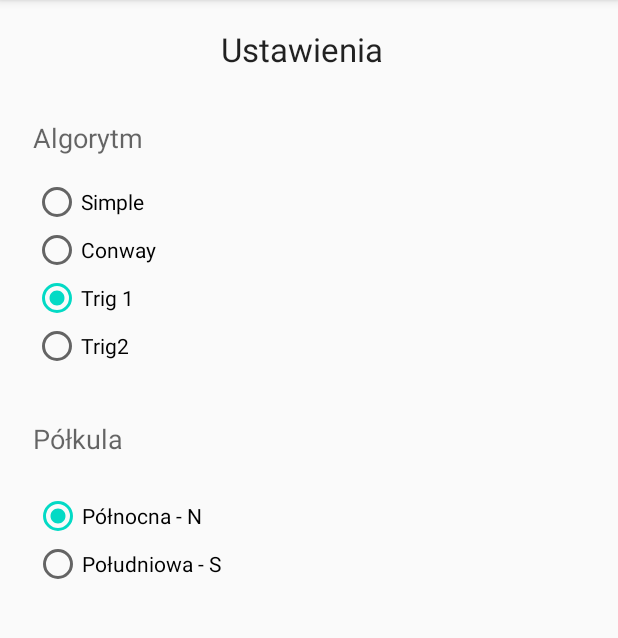
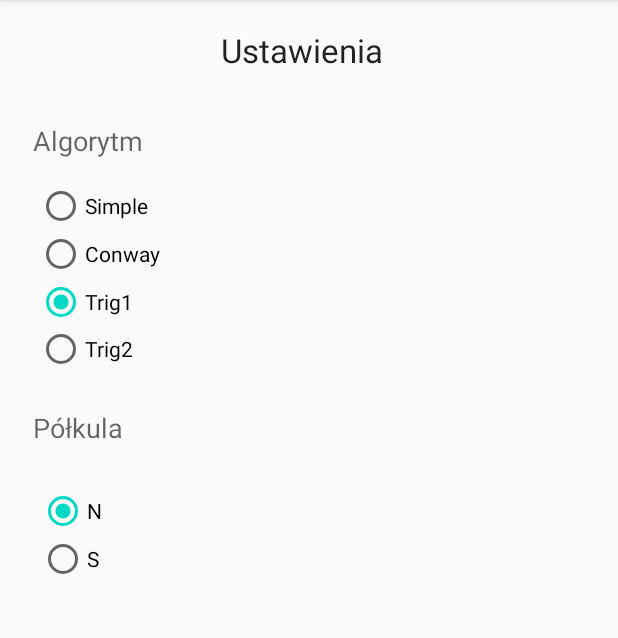
Before and after one commit to marcel-lipczynski/MoonPhasesCalculator, an Android app: the Settings screen opened directly, with no data from a screen before it, on a phone screen of 412 x 824 dp, the part 84-722 px from its top. Run offline under Robolectric (Android 15) with nearby library versions, the phone set to English and light mode, and no system bars.

Commit message:
Implemented trig1 and trig2 algorithms, radiobutton listeners, refactored titles of buttons

```diff
--- a/app/src/main/java/MoonPhaseCalculator.kt
+++ b/app/src/main/java/MoonPhaseCalculator.kt
@@ -9,6 +9,9 @@ import kotlin.math.floor
 import kotlin.math.sin
 
 class MoonPhaseCalculator {
+
+
+
 
     fun Conway(year: Int, month: Int, day: Int): Int {
         var r: Double = year.toDouble() % 100.0;
@@ -66,6 +69,7 @@ class MoonPhaseCalculator {
         }
         val finalValue = (thisJD - oldJ) % 30
         return finalValue.toInt()
+
     }
 
     fun Trig2(year: Int, month: Int, day: Int): Int {
@@ -86,7 +90,7 @@ class MoonPhaseCalculator {
 
         val j1 = julday(year, month, day)
         val jd = (2415020 + 28 * n) + i
-        return (j1 - jd + 30).toInt() % 30;
+        return ((j1 - jd + 30) % 30).toInt();
     }
 
 
--- a/app/src/main/res/layout/activity_settings.xml
+++ b/app/src/main/res/layout/activity_settings.xml
@@ -8,8 +8,8 @@
 
     <RadioGroup
         android:id="@+id/algorithmSelect"
-        android:layout_width="364dp"
-        android:layout_height="139dp"
+        android:layout_width="358dp"
+        android:layout_height="126dp"
         app:layout_constraintBottom_toBottomOf="parent"
         app:layout_constraintEnd_toEndOf="parent"
         app:layout_constraintHorizontal_bias="0.457"
@@ -21,26 +21,30 @@
             android:id="@+id/simpleButton"
             android:layout_width="match_parent"
             android:layout_height="wrap_content"
-            android:text="Simple" />
+            android:text="Simple"
+            android:onClick="onClickAlgorithmButton"/>
 
         <RadioButton
             android:id="@+id/conwayButton"
             android:layout_width="match_parent"
             android:layout_height="wrap_content"
-            android:text="Conway" />
+            android:text="Conway"
+            android:onClick="onClickAlgorithmButton"/>
 
         <RadioButton
             android:id="@+id/trig1Button"
             android:layout_width="match_parent"
             android:layout_height="wrap_content"
-            android:text="Trig 1"
-            android:checked="true"/>
+            android:checked="true"
+            android:text="Trig1"
+            android:onClick="onClickAlgorithmButton"/>
 
         <RadioButton
             android:id="@+id/trig2Button"
             android:layout_width="match_parent"
             android:layout_height="wrap_content"
-            android:text="Trig2" />
+            android:text="Trig2"
+            android:onClick="onClickAlgorithmButton"/>
 
     </RadioGroup>
 
@@ -85,8 +89,8 @@
 
     <RadioGroup
         android:id="@+id/hemisphereSelect"
-        android:layout_width="364dp"
-        android:layout_height="98dp"
+        android:layout_width="356dp"
+        android:layout_height="65dp"
         app:layout_constraintBottom_toBottomOf="parent"
         app:layout_constraintEnd_toEndOf="parent"
         app:layout_constraintHorizontal_bias="0.468"
@@ -98,14 +102,16 @@
             android:id="@+id/northHemisphereButton"
             android:layout_width="match_parent"
             android:layout_height="wrap_content"
-            android:text="Północna - N"
-            android:checked="true"/>
+            android:checked="true"
+            android:text="N"
+            android:onClick="onClickHemisphereButton"/>
 
         <RadioButton
             android:id="@+id/southHemisphereButton"
             android:layout_width="match_parent"
             android:layout_height="wrap_content"
-            android:text="Południowa - S" />
+            android:text="S"
+            android:onClick="onClickHemisphereButton"/>
     </RadioGroup>
 
 </androidx.constraintlayout.widget.ConstraintLayout>
```
Also changed, not shown: app/src/main/java/com/example/moonphases/MainActivity.kt (+43 -19 lines), app/src/main/java/com/example/moonphases/Settings.kt (+26 -0 lines).
